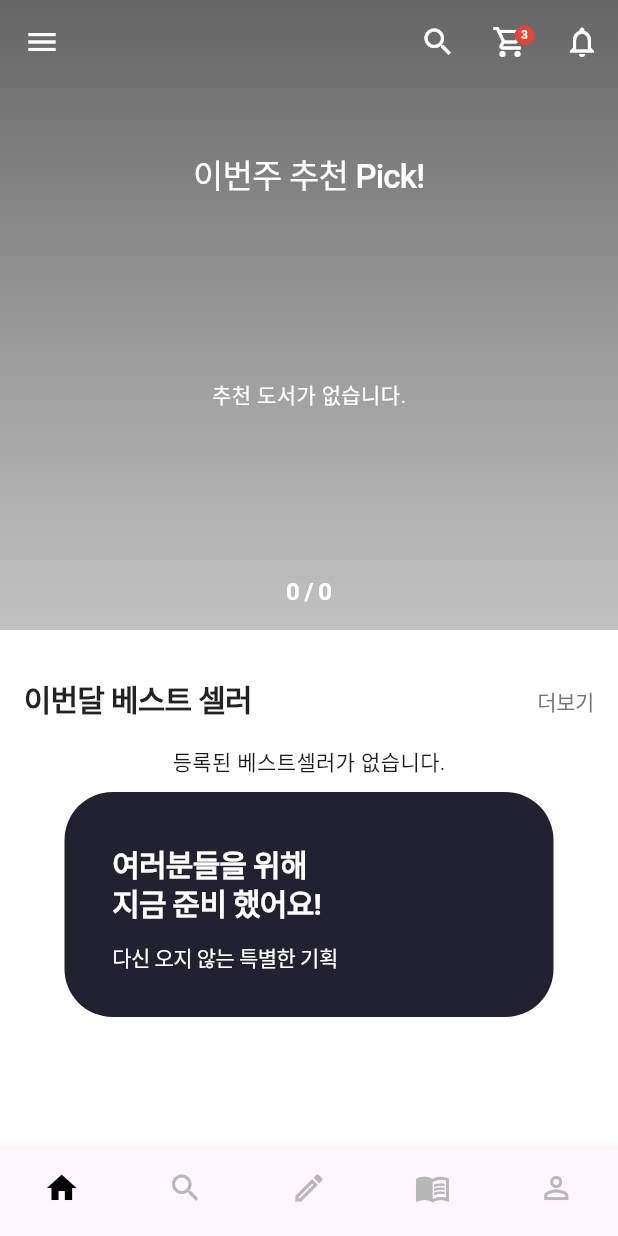
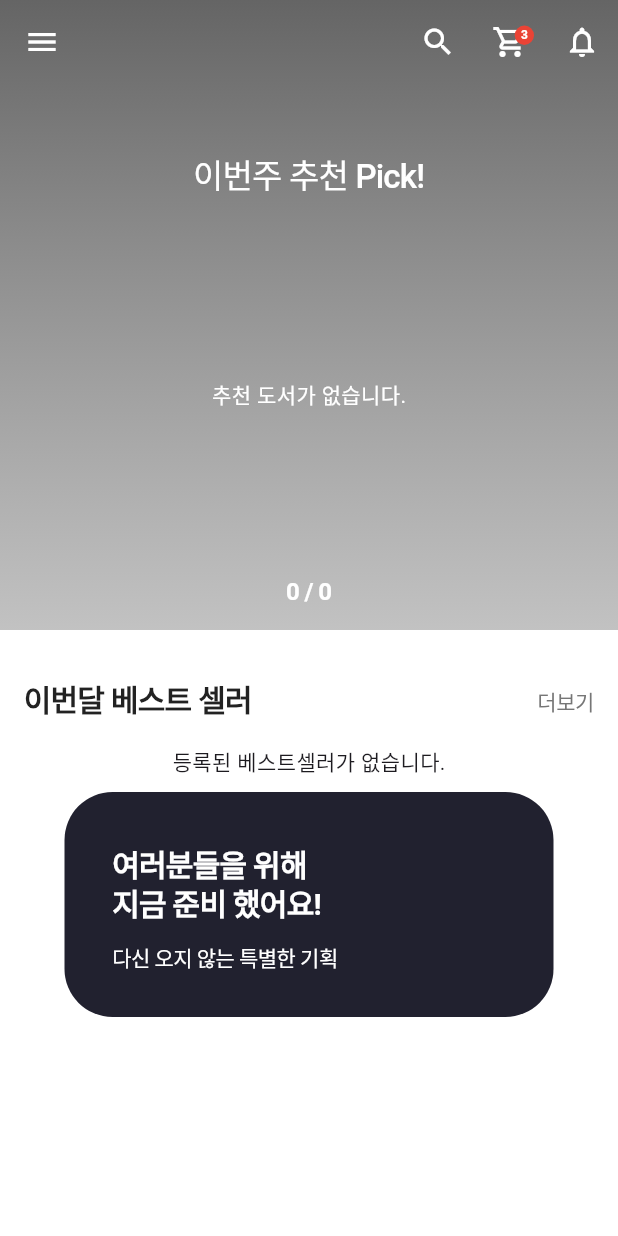
Before and after one commit to KIMKIHWAN55/BOOK_IT, a Flutter app: the HomeScreen screen opened by its route, after a tap on the "search" icon, on a phone screen of 412 x 824 dp. Run offline on Flutter 3.47's test engine with Material 3 defaults, Android fonts, the phone set to English and light mode, and no system bars; our stand-ins replace cloud_firestore, firebase_auth, firebase_core, firebase_storage, google_sign_in, image_picker and 1 more; missing offline and left inert: email_otp; accounts and stored records are empty; Roboto replaces fonts that are missing (Pretendard).

Commit message:
메인 스크린으로 인한 하단바 제거

```diff
--- a/lib/screens/home_screen.dart
+++ b/lib/screens/home_screen.dart
@@ -1,9 +1,6 @@
 import 'package:flutter/material.dart';
 import 'package:cloud_firestore/cloud_firestore.dart';
-import 'package:bookit_app/models/book_model.dart'; // 🔸 데이터 모델 임포트
-import 'package:bookit_app/screens/intro_chat_screen.dart';
-import 'package:bookit_app/screens/post_board_screen.dart'; // 🔸 게시판 화면 임포트
-import 'package:bookit_app/screens/library_screen.dart'; // 🔸 서재 화면 임포트
+import 'package:bookit_app/models/book_model.dart';
 import 'package:bookit_app/screens/admin_add_book_screen.dart';
 
 class HomeScreen extends StatefulWidget {
@@ -14,7 +11,7 @@ class HomeScreen extends StatefulWidget {
 }
 
 class _HomeScreenState extends State<HomeScreen> {
-  int _selectedIndex = 0;
+  // 🔸 [삭제] _selectedIndex 변수 제거 (MainScreen에서 관리)
 
   // 🔸 피그마 Pretendard 스타일 공통 적용 함수
   TextStyle _ptStyle({
@@ -33,37 +30,7 @@ class _HomeScreenState extends State<HomeScreen> {
     );
   }
 
-  // 🔸 네비게이션 탭 클릭 로직 (검색, 글쓰기, 서재 이동 포함)
-  void _onItemTapped(int index) {
-    if (index == 1) {
-      // 검색 탭 -> 인트로 채팅
-      Navigator.push(
-        context,
-        PageRouteBuilder(
-          pageBuilder: (context, animation, secondaryAnimation) => const IntroChatScreen(),
-          transitionsBuilder: (context, animation, secondaryAnimation, child) {
-            return FadeTransition(opacity: animation, child: child);
-          },
-        ),
-      );
-    } else if (index == 2) {
-      // 글쓰기 탭 -> 게시판 이동
-      Navigator.push(
-        context,
-        MaterialPageRoute(builder: (context) => const PostBoardScreen()),
-      );
-    } else if (index == 3) {
-      // 서재 탭 -> 내 서재 이동
-      Navigator.push(
-        context,
-        MaterialPageRoute(builder: (context) => const LibraryScreen()),
-      );
-    } else {
-      setState(() {
-        _selectedIndex = index;
-      });
-    }
-  }
+  // 🔸 [삭제] _onItemTapped 함수 제거 (MainScreen에서 처리)
 
   @override
   Widget build(BuildContext context) {
@@ -99,7 +66,7 @@ class _HomeScreenState extends State<HomeScreen> {
       body: SingleChildScrollView(
         child: Column(
           children: [
-            // 1. 추천 Pick 섹션 (Firestore 동적 연동)
+            // 1. 추천 Pick 섹션
             _buildTopRecommendation(),
 
             const SizedBox(height: 32),
@@ -119,7 +86,7 @@ class _HomeScreenState extends State<HomeScreen> {
 
             const SizedBox(height: 15),
 
-            // 3. 베스트 셀러 리스트 (Firestore 동적 연동)
+            // 3. 베스트 셀러 리스트
             StreamBuilder<QuerySnapshot>(
               stream: FirebaseFirestore.instance
                   .collection('books')
@@ -162,27 +129,11 @@ class _HomeScreenState extends State<HomeScreen> {
           ],
         ),
       ),
-      bottomNavigationBar: BottomNavigationBar(
-        currentIndex: _selectedIndex,
-        onTap: _onItemTapped,
-        selectedItemColor: Colors.black,
-        unselectedItemColor: const Color(0xFFB8B8B8),
-        showSelectedLabels: false,
-        showUnselectedLabels: false,
-        type: BottomNavigationBarType.fixed,
-        items: const [
-          BottomNavigationBarItem(icon: Icon(Icons.home), label: '홈'),
-          BottomNavigationBarItem(icon: Icon(Icons.search), label: '검색'),
-          BottomNavigationBarItem(icon: Icon(Icons.edit_outlined), label: '글쓰기'),
-          BottomNavigationBarItem(icon: Icon(Icons.menu_book), label: '서재'),
-          BottomNavigationBarItem(icon: Icon(Icons.person_outline), label: '내정보'),
-        ],
-      ),
+      // 🔸 [삭제] bottomNavigationBar 속성 전체 삭제
     );
   }
 
-  // --- 위젯 빌더 함수들 ---
-
+  // --- 위젯 빌더 함수들은 기존과 동일 (생략 가능하나 구조 확인을 위해 유지) ---
   Widget _buildTopRecommendation() {
     return StreamBuilder<QuerySnapshot>(
       stream: FirebaseFirestore.instance
```
Also changed, not shown: lib/screens/library_screen.dart (+7 -69 lines), lib/screens/post_board_screen.dart (+24 -39 lines).
